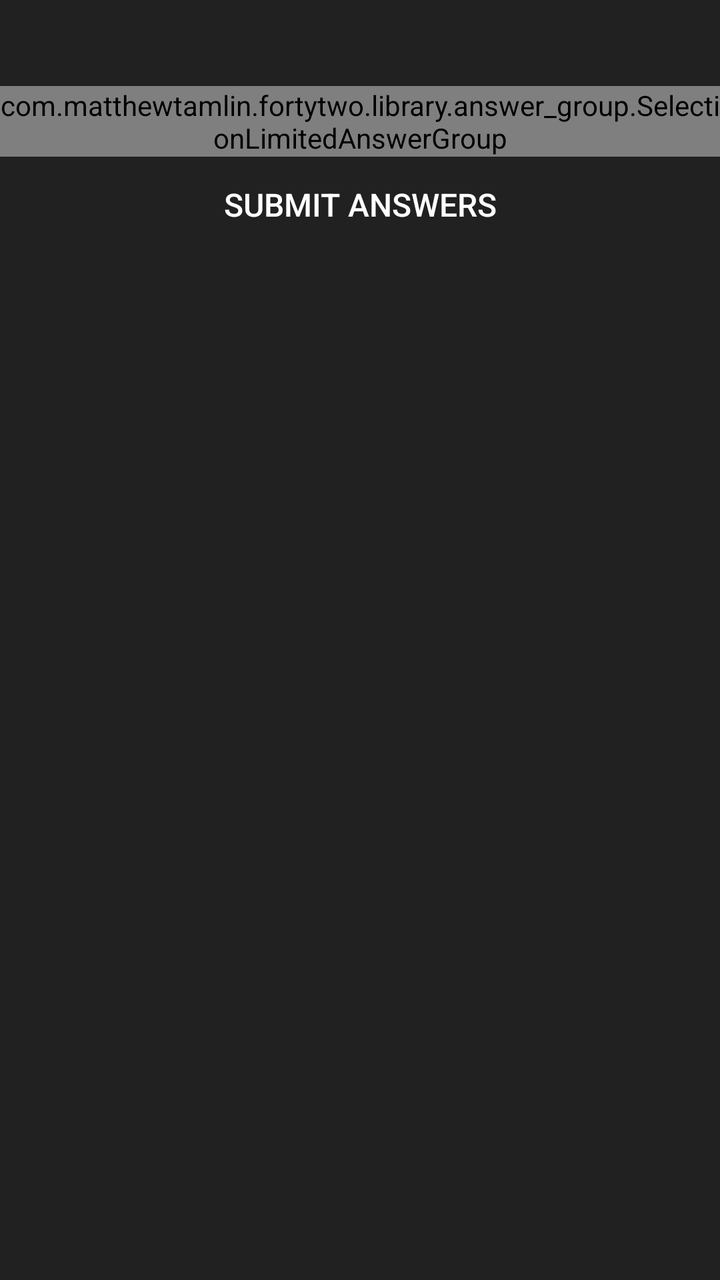
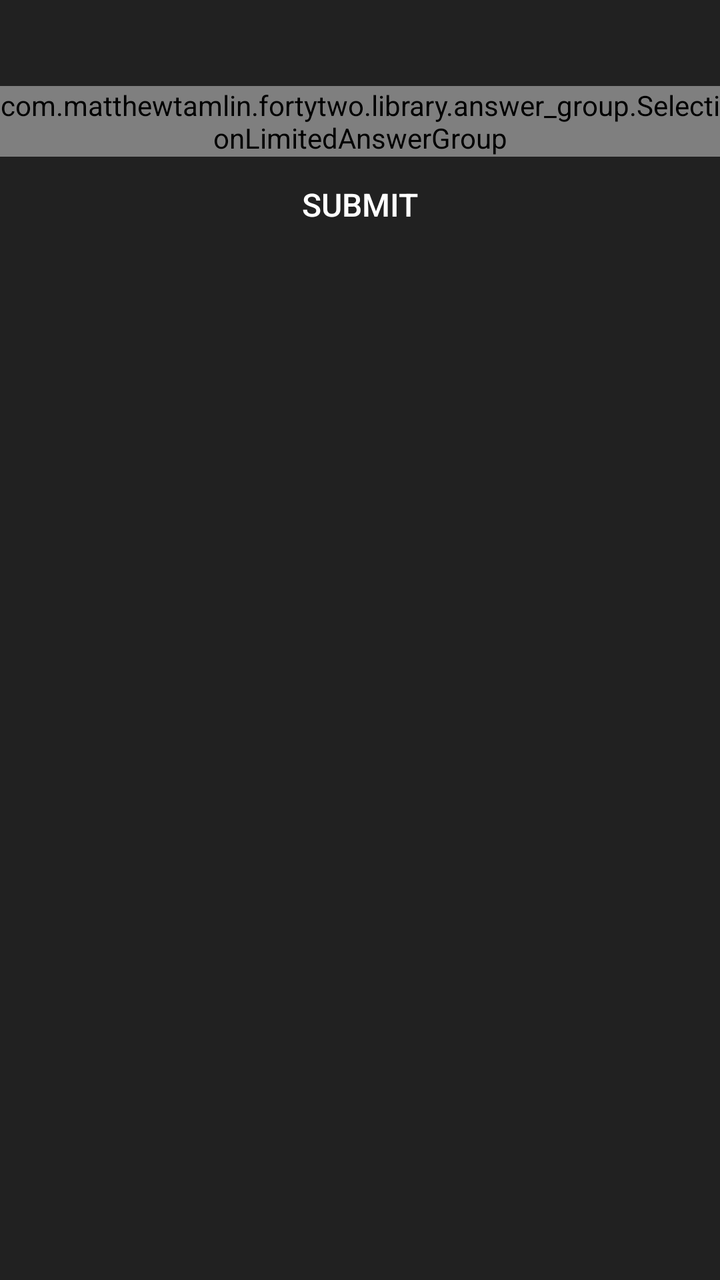

An Android layout rendered at two revisions. The XML below is the earlier revision; the diff shows what the commit changed to produce the second picture.
<!-- AndroidManifest.xml: application theme Theme.AppCompat.NoActionBar -->
<!-- res/layout/question_activity.xml -->
<?xml version="1.0" encoding="utf-8"?>
<LinearLayout
	xmlns:android="http://schemas.android.com/apk/res/android"
	android:layout_width="match_parent"
	android:layout_height="match_parent"
	android:background="#FF212121"
	android:orientation="vertical">

	<TextView
		android:id="@+id/main_Activity_question_container"
		android:layout_width="match_parent"
		android:layout_height="wrap_content"
		android:gravity="center"
		android:padding="8dp"
		android:textColor="@android:color/white"
		android:textSize="20sp"/>

	<com.matthewtamlin.fortytwo.library.answer_group.SelectionLimitedAnswerGroup
		android:id="@+id/main_activity_answer_group"
		android:layout_width="match_parent"
		android:layout_height="wrap_content"/>

	<Button
		android:id="@+id/main_activity_action_button"
		style="@style/Widget.AppCompat.Button.Borderless"
		android:layout_width="wrap_content"
		android:layout_height="wrap_content"
		android:layout_gravity="center_horizontal"
		android:text="Submit answers"
		android:textSize="16sp"/>
</LinearLayout>
<!-- resources referenced by this layout -->
<resources>

</resources>

<!-- the commit's change to res/layout/question_activity.xml (unified diff, before → after) -->
@@ -26,6 +26,6 @@
 		android:layout_width="wrap_content"
 		android:layout_height="wrap_content"
 		android:layout_gravity="center_horizontal"
-		android:text="Submit answers"
+		android:text="Submit"
 		android:textSize="16sp"/>
 </LinearLayout>
